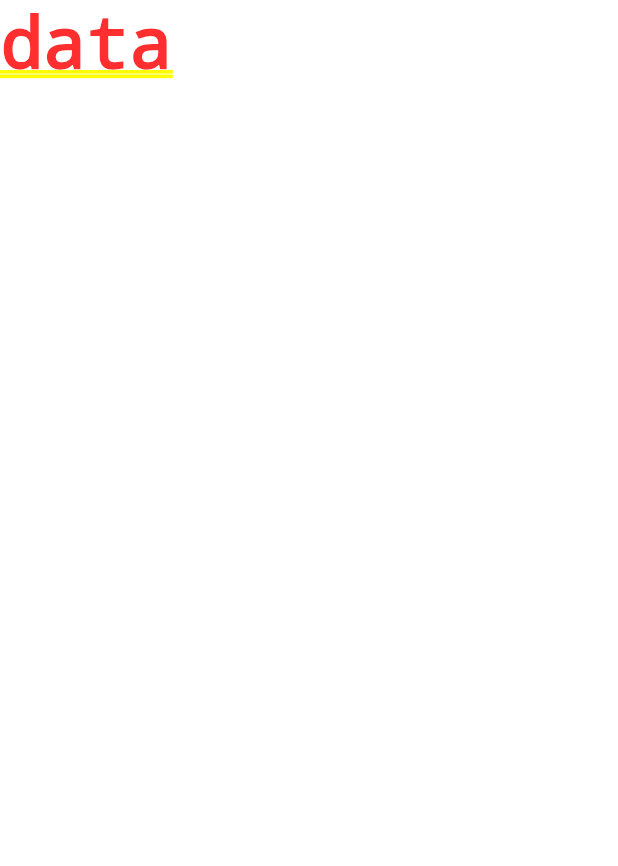
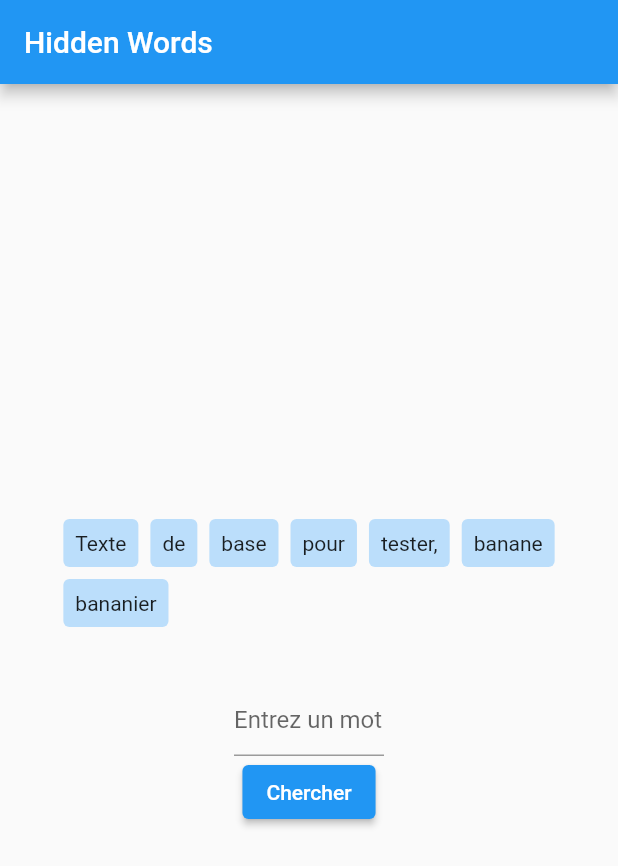
Before and after one commit to kevindjeradi/HiddenWords, a Flutter app: the screen it shows after launch, on a phone screen of 412 x 824 dp. Shown: the top 866 px of the screen. Run offline on Flutter 3.47's test engine with Material 2 defaults, Android fonts, the phone set to English and light mode, and no system bars; our stand-ins replace logger; missing offline and left inert: text_analysis.

Commit message:
added basic guess page

```diff
--- a/hidden_words_front/lib/main.dart
+++ b/hidden_words_front/lib/main.dart
@@ -1,4 +1,5 @@
 import 'package:flutter/material.dart';
+import 'package:hidden_words_front/views/guess_page.dart';
 
 void main() {
   runApp(const MyApp());
@@ -14,7 +15,7 @@ class MyApp extends StatelessWidget {
       theme: ThemeData(
         primarySwatch: Colors.blue,
       ),
-      home: const Text("data"),
+      home: const GuessPage(),
     );
   }
 }
--- /dev/null
+++ b/hidden_words_front/lib/views/guess_page.dart
@@ -0,0 +1,74 @@
+import 'package:flutter/material.dart';
+import 'package:hidden_words_front/logic/world_analyzer.dart';
+
+class GuessPage extends StatefulWidget {
+  const GuessPage({super.key});
+
+  @override
+  GuessPageState createState() => GuessPageState();
+}
+
+class GuessPageState extends State<GuessPage> {
+  TextEditingController inputWordController = TextEditingController();
+  final WordAnalyzer wordAnalyzer = WordAnalyzer();
+  String article = "Texte de base pour tester, banane bananier";
+
+  @override
+  void dispose() {
+    inputWordController.dispose();
+    super.dispose();
+  }
+
+  @override
+  Widget build(BuildContext context) {
+    List<String> words = article.split(' ');
+
+    return Scaffold(
+      appBar: AppBar(
+        title: const Text('Hidden Words'),
+      ),
+      body: Center(
+        child: Column(
+          mainAxisAlignment: MainAxisAlignment.center,
+          children: <Widget>[
+            Padding(
+              padding: const EdgeInsets.all(16.0),
+              child: Wrap(
+                spacing: 8.0,
+                runSpacing: 4.0,
+                children: words
+                    .map((word) => Container(
+                          padding: const EdgeInsets.all(8.0),
+                          margin: const EdgeInsets.symmetric(vertical: 2.0),
+                          decoration: BoxDecoration(
+                            color: Colors.blue.shade100,
+                            borderRadius: BorderRadius.circular(4.0),
+                          ),
+                          child: Text(word),
+                        ))
+                    .toList(),
+              ),
+            ),
+            const SizedBox(height: 20),
+            SizedBox(
+              width: 100,
+              child: TextField(
+                controller: inputWordController,
+                decoration: const InputDecoration(
+                  hintText: "Entrez un mot",
+                ),
+              ),
+            ),
+            ElevatedButton(
+              onPressed: () {
+                String inputWord = inputWordController.text;
+                wordAnalyzer.findSimilarWords(inputWord, article);
+              },
+              child: const Text("Chercher"),
+            ),
+          ],
+        ),
+      ),
+    );
+  }
+}
```
